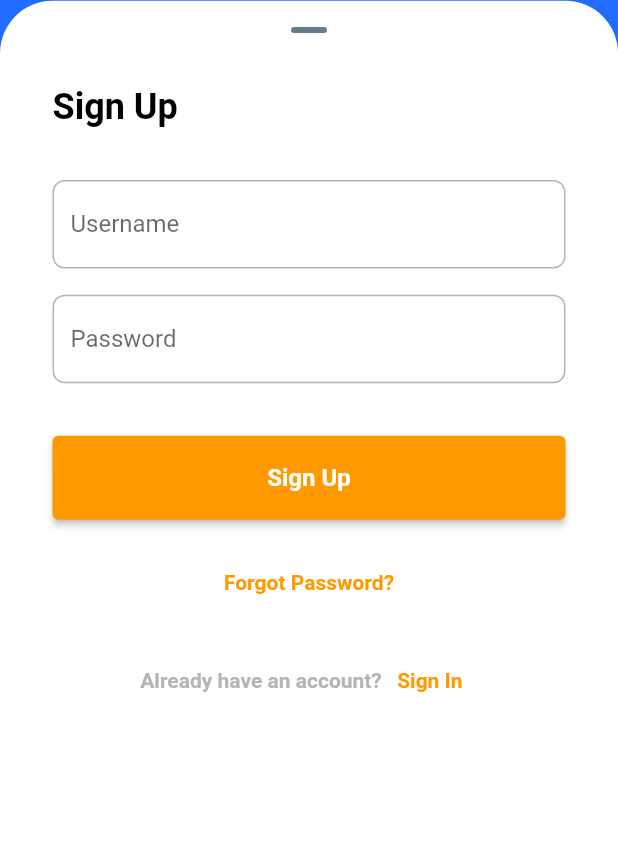
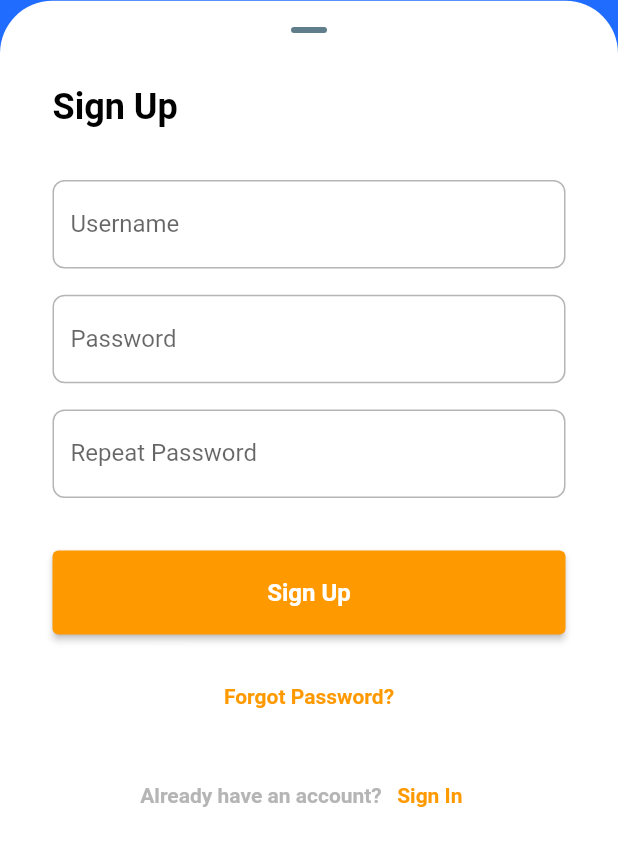
Before and after one commit to dikkisetiawan/tipal, a Flutter app: the RegisterPage screen opened directly, scrolled down 295 dp, on a phone screen of 412 x 824 dp. Shown: the top 846 px of the screen. Run offline on Flutter 3.47's test engine with Material 2 defaults, Android fonts, the phone set to English and light mode, and no system bars; our stand-ins replace dropdown_button2.

Commit message:
register validation

```diff
--- a/lib/view/pages/register_page.dart
+++ b/lib/view/pages/register_page.dart
@@ -1,6 +1,6 @@
 import 'package:flutter/material.dart';
 import 'package:tipal/view/theme.dart';
-import 'package:tipal/view/pages/home_page.dart';
+
 import 'package:tipal/view/pages/login_page.dart';
 
 import '../../services/auth_services.dart';
@@ -11,7 +11,8 @@ class RegisterPage extends StatelessWidget {
   RegisterPage({Key? key}) : super(key: key);
 
   final userNameTextController = TextEditingController();
-  final passwordTextController = TextEditingController();
+  final password1TextController = TextEditingController();
+  final password2TextController = TextEditingController();
 
   @override
   Widget build(BuildContext context) {
@@ -75,25 +76,49 @@ class RegisterPage extends StatelessWidget {
                     const SizedBox(height: defaultMargin / 2),
                     KtextFormFieldWidget(
                       title: 'Password',
-                      controller: passwordTextController,
+                      controller: password1TextController,
+                    ),
+                    const SizedBox(height: defaultMargin / 2),
+                    KtextFormFieldWidget(
+                      title: 'Repeat Password',
+                      controller: password2TextController,
                     ),
                     const SizedBox(height: defaultMargin),
                     KelevatedButtonWidget(
                         onPressed: () {
+                          if (password1TextController.text ==
+                                  password2TextController.text &&
+                              password1TextController.text.length > 2) {
+                            if (userNameTextController.text.isNotEmpty ||
+                                password1TextController.text.isNotEmpty) {
                               AuthServices.register(
                                       username: userNameTextController.text,
-                                  password: passwordTextController.text)
+                                      password: password1TextController.text)
                                   .then((value) {
                                 return Navigator.pushReplacement(
                                     context,
                                     MaterialPageRoute(
-                                    builder: (context) => const HomePage()));
+                                        builder: (context) => LoginPage()));
                               }).onError((error, stackTrace) =>
                                       ScaffoldMessenger.of(context)
                                           .showSnackBar(SnackBar(
                                         content: Text('Error: $error'),
                                         backgroundColor: Colors.red.shade300,
                                       )));
+                            } else {
+                              ScaffoldMessenger.of(context)
+                                  .showSnackBar(SnackBar(
+                                content: const Text(
+                                    'Username/Password tidak boleh kosong'),
+                                backgroundColor: Colors.red.shade300,
+                              ));
+                            }
+                          } else {
+                            ScaffoldMessenger.of(context).showSnackBar(SnackBar(
+                              content: const Text('Password Harus Sama'),
+                              backgroundColor: Colors.red.shade300,
+                            ));
+                          }
                         },
                         title: 'Sign Up'),
                     const SizedBox(height: defaultMargin / 2),
```
Lines whose indentation alone changed are shown as unchanged.
